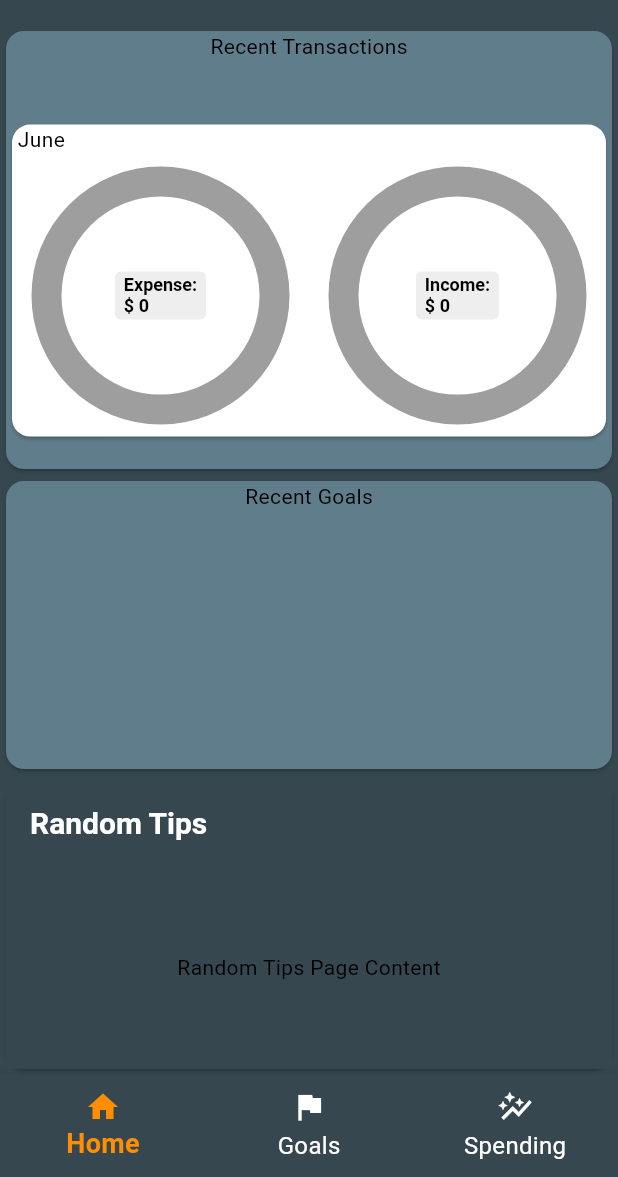
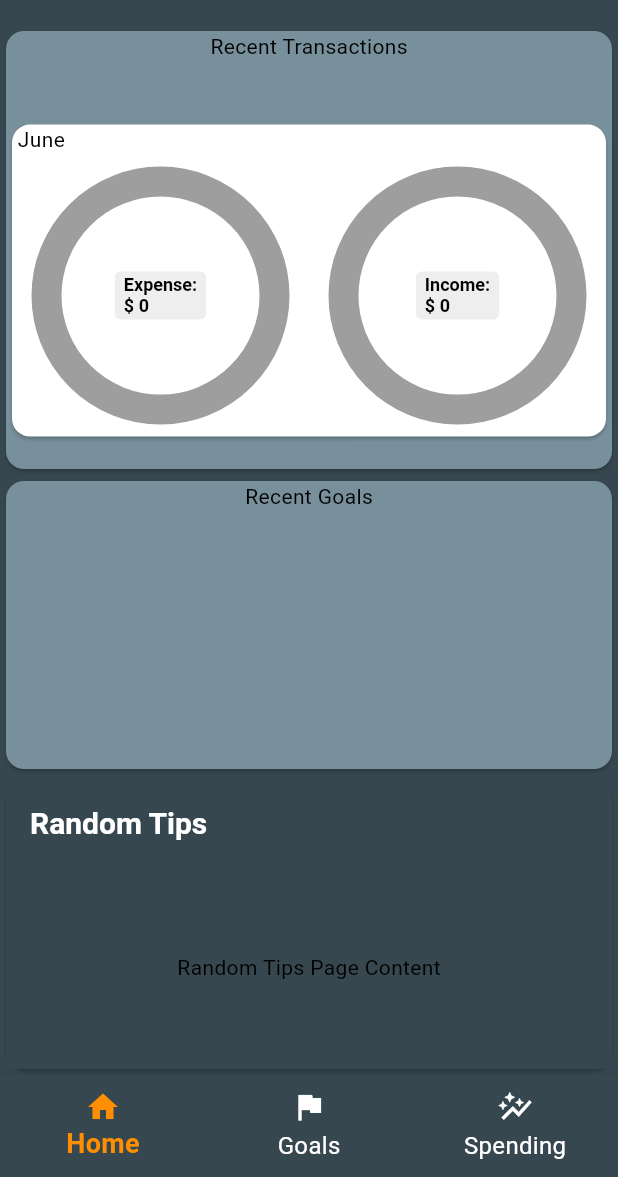
Before and after one commit to hieudphung/MobileAppDevProject1, a Flutter app: the HomePage screen opened directly, on a phone screen of 412 x 824 dp, the part 59-1236 px from its top. Run offline on Flutter 3.47's test engine with Material 3 defaults, Android fonts, the phone set to English and light mode, and no system bars; drawn by our look-alikes of pie_chart; our stand-ins replace sqflite; accounts and stored records are empty.

Commit message:
another ui change

```diff
--- a/finance_app/lib/pages/homepage.dart
+++ b/finance_app/lib/pages/homepage.dart
@@ -91,26 +91,26 @@ class HomeScreen extends StatelessWidget {
             color: Colors.blueGrey, // Example color for Recent Spending / Income
           ),
           */
-          const Expanded(
+          Expanded(
             flex: 3,
             child: Card(
-              color: Colors.blueGrey,
+              color: Colors.blueGrey[400],
               child: RecentTransactionsPage(), // Example color for Recent Goals
             )
           ),
 
-          const Expanded(
+          Expanded(
             flex: 2,
             child: Card(
-              color: Colors.blueGrey,
+              color: Colors.blueGrey[400],
               child: RecentGoalsPage(), // Example color for Recent Goals
             )
           ),
 
-          const Expanded(
+          Expanded(
             flex: 2,
             child: Card(
-              color: Colors.blueGrey,
+              color: Colors.blueGrey[400],
               child: RandomTipsPage(), // Example color for Recent Goals
             )
           ),
```
